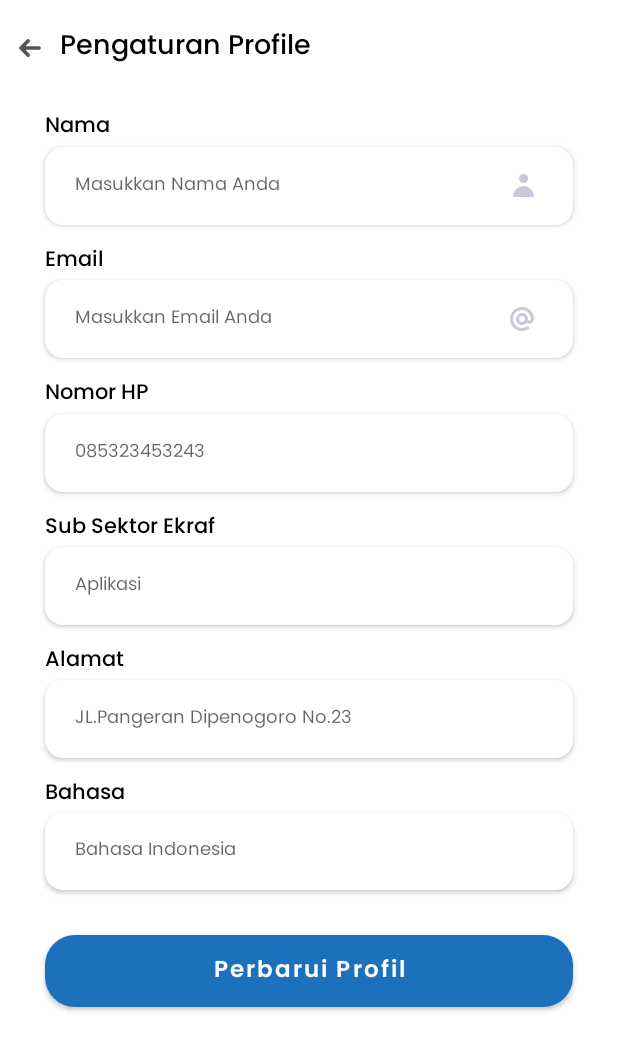
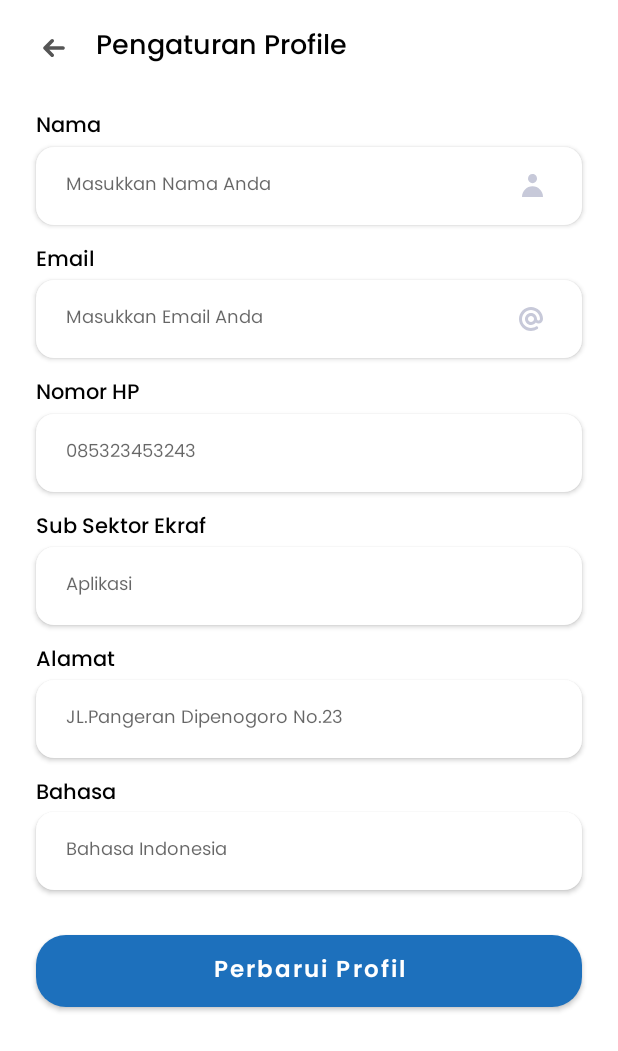
Before and after one commit to FadillahMozhaiq/EkrafMobileApp, an Android app: the fragment ProfileFragment shown on its own in the app's theme, on a phone screen of 412 x 824 dp. Shown: the top 1051 px of the screen. Run offline under Robolectric (Android 15) with nearby library versions, the phone set to English and light mode, and no system bars; our stand-ins replace sdp/ssp sizes.

Commit message:
change value profile fragment

```diff
--- a/app/src/main/res/layout/profile_fragment.xml
+++ b/app/src/main/res/layout/profile_fragment.xml
@@ -13,14 +13,13 @@
 
         <ImageButton
             android:id="@+id/back_button_login"
-            android:layout_width="wrap_content"
+            android:layout_width="0dp"
             android:layout_height="wrap_content"
+            android:layout_marginStart="16dp"
             android:layout_marginTop="16dp"
             android:backgroundTint="@color/white"
             android:contentDescription="@string/image"
             android:src="@drawable/ic_icon_back"
-            app:layout_constraintEnd_toEndOf="parent"
-            app:layout_constraintHorizontal_bias="0.0"
             app:layout_constraintStart_toStartOf="parent"
             app:layout_constraintTop_toTopOf="parent" />
 
@@ -28,6 +27,7 @@
             android:id="@+id/tv_tittle_setting_profile"
             android:layout_width="wrap_content"
             android:layout_height="wrap_content"
+            android:layout_marginStart="8dp"
             android:layout_marginTop="16dp"
             android:fontFamily="@font/poppins_medium"
             android:text="@string/pengaturan_profile"
@@ -42,7 +42,7 @@
             android:id="@+id/tv_tittle_name"
             android:layout_width="wrap_content"
             android:layout_height="wrap_content"
-            android:layout_marginStart="30dp"
+            android:layout_marginStart="24dp"
             android:layout_marginTop="@dimen/_20sdp"
             android:fontFamily="@font/poppins_medium"
             android:text="@string/title_name"
@@ -55,12 +55,12 @@
             android:id="@+id/til_name_profile"
             android:layout_width="match_parent"
             android:layout_height="52dp"
-            android:layout_marginStart="30dp"
-            android:layout_marginEnd="30dp"
+            android:layout_marginStart="24dp"
+            android:layout_marginEnd="24dp"
+            android:autofillHints="name"
             android:background="@drawable/bg_search"
             android:drawableEnd="@drawable/ic_text_field_username"
             android:elevation="2dp"
-            android:autofillHints="name"
             android:fontFamily="@font/poppins_regular"
             android:hint="@string/masukkan_nama_anda"
             android:inputType="textEmailAddress"
@@ -73,16 +73,14 @@
             app:layout_constraintHorizontal_bias="0.0"
             app:layout_constraintStart_toStartOf="parent"
             app:layout_constraintTop_toBottomOf="@id/tv_tittle_name"
-            app:layout_constraintVertical_bias="0.002">
-        </EditText>
-
+            app:layout_constraintVertical_bias="0.002"></EditText>
 
 
         <TextView
             android:id="@+id/tv_tittle_email"
             android:layout_width="wrap_content"
             android:layout_height="wrap_content"
-            android:layout_marginStart="30dp"
+            android:layout_marginStart="24dp"
             android:layout_marginTop="12dp"
             android:fontFamily="@font/poppins_medium"
             android:text="@string/title_et_email"
@@ -95,8 +93,8 @@
             android:id="@+id/til_email_profile"
             android:layout_width="match_parent"
             android:layout_height="52dp"
-            android:layout_marginStart="30dp"
-            android:layout_marginEnd="30dp"
+            android:layout_marginStart="24dp"
+            android:layout_marginEnd="24dp"
             android:autofillHints="emailAddress"
             android:background="@drawable/bg_search"
             android:drawableEnd="@drawable/ic_text_field_email"
@@ -114,25 +112,25 @@
             app:layout_constraintStart_toStartOf="parent"
             app:layout_constraintTop_toBottomOf="@id/tv_tittle_email"
             app:layout_constraintVertical_bias="0.002" />
+
         <TextView
             android:id="@+id/tv_tittle_no_hp"
-            android:layout_width="wrap_content"
+            android:layout_width="0dp"
             android:layout_height="wrap_content"
+            android:layout_marginStart="24dp"
             android:layout_marginTop="12dp"
             android:fontFamily="@font/poppins_medium"
             android:text="@string/nomor_hp"
             android:textColor="@color/black"
-            app:layout_constraintEnd_toEndOf="@+id/tv_tittle_email"
-            app:layout_constraintHorizontal_bias="0.0"
-            app:layout_constraintStart_toStartOf="@+id/tv_tittle_email"
+            app:layout_constraintStart_toStartOf="parent"
             app:layout_constraintTop_toBottomOf="@+id/til_email_profile" />
 
         <EditText
             android:id="@+id/til_no_hp"
             android:layout_width="match_parent"
             android:layout_height="52dp"
-            android:layout_marginStart="30dp"
-            android:layout_marginEnd="30dp"
+            android:layout_marginStart="24dp"
+            android:layout_marginEnd="24dp"
             android:autofillHints="phone"
             android:background="@drawable/bg_search"
             android:elevation="2dp"
@@ -152,24 +150,23 @@
 
         <TextView
             android:id="@+id/tv_tittle_subsektor_ekraf"
-            android:layout_width="wrap_content"
+            android:layout_width="0dp"
             android:layout_height="wrap_content"
+            android:layout_marginStart="24dp"
             android:layout_marginTop="12dp"
             android:fontFamily="@font/poppins_medium"
             android:text="@string/sub_sektor_ekraf"
             android:textColor="@color/black"
-            app:layout_constraintEnd_toEndOf="@+id/tv_tittle_email"
-            app:layout_constraintHorizontal_bias="0.0"
-            app:layout_constraintStart_toStartOf="@+id/tv_tittle_email"
+            app:layout_constraintStart_toStartOf="parent"
             app:layout_constraintTop_toBottomOf="@+id/til_no_hp" />
 
         <EditText
             android:id="@+id/til_subsektor_ekraf"
             android:layout_width="match_parent"
             android:layout_height="52dp"
-            android:layout_marginStart="30dp"
+            android:layout_marginStart="24dp"
+            android:layout_marginEnd="24dp"
             android:autofillHints="phone"
-            android:layout_marginEnd="30dp"
             android:background="@drawable/bg_search"
             android:elevation="2dp"
             android:fontFamily="@font/poppins_regular"
@@ -188,26 +185,25 @@
 
         <TextView
             android:id="@+id/tv_tittle_address"
-            android:layout_width="wrap_content"
+            android:layout_width="0dp"
             android:layout_height="wrap_content"
+            android:layout_marginStart="24dp"
             android:layout_marginTop="12dp"
             android:fontFamily="@font/poppins_medium"
             android:text="@string/alamat"
             android:textColor="@color/black"
-            app:layout_constraintEnd_toEndOf="@+id/tv_tittle_email"
-            app:layout_constraintHorizontal_bias="0.0"
-            app:layout_constraintStart_toStartOf="@+id/tv_tittle_email"
+            app:layout_constraintStart_toStartOf="parent"
             app:layout_constraintTop_toBottomOf="@+id/til_subsektor_ekraf" />
 
         <EditText
             android:id="@+id/til_address"
             android:layout_width="match_parent"
             android:layout_height="52dp"
-            android:layout_marginStart="30dp"
-            android:layout_marginEnd="30dp"
+            android:layout_marginStart="24dp"
+            android:layout_marginEnd="24dp"
+            android:autofillHints="postalAddress"
             android:background="@drawable/bg_search"
             android:elevation="2dp"
-            android:autofillHints="postalAddress"
             android:fontFamily="@font/poppins_regular"
             android:hint="@string/jl_pangeran_dipenogoro_no_23"
             android:inputType="textEmailAddress"
@@ -223,28 +219,26 @@
             app:layout_constraintVertical_bias="0.002" />
 
 
-
         <TextView
             android:id="@+id/tv_tittle_language"
-            android:layout_width="wrap_content"
+            android:layout_width="0dp"
             android:layout_height="wrap_content"
+            android:layout_marginStart="24dp"
             android:layout_marginTop="12dp"
             android:fontFamily="@font/poppins_medium"
             android:text="@string/bahasa"
             android:textColor="@color/black"
-            app:layout_constraintEnd_toEndOf="@+id/tv_tittle_email"
-            app:layout_constraintHorizontal_bias="0.0"
-            app:layout_constraintStart_toStartOf="@+id/tv_tittle_email"
+            app:layout_constraintStart_toStartOf="parent"
             app:layout_constraintTop_toBottomOf="@+id/til_address" />
 
         <EditText
             android:id="@+id/til_language"
             android:layout_width="match_parent"
             android:layout_height="52dp"
-            android:layout_marginStart="30dp"
-            android:layout_marginEnd="30dp"
+            android:layout_marginStart="24dp"
+            android:layout_marginEnd="24dp"
+            android:autofillHints="username"
             android:background="@drawable/bg_search"
-            android:autofillHints="username"
             android:elevation="2dp"
             android:fontFamily="@font/poppins_regular"
             android:hint="@string/bahasa_indonesia"
@@ -255,23 +249,23 @@
             android:textSize="12sp"
             app:layout_constraintBottom_toBottomOf="parent"
             app:layout_constraintEnd_toEndOf="parent"
-            app:layout_constraintHorizontal_bias="0.0"
             app:layout_constraintStart_toStartOf="parent"
             app:layout_constraintTop_toBottomOf="@id/tv_tittle_language"
             app:layout_constraintVertical_bias="0.002" />
+
         <Button
             android:id="@+id/button_update_profile"
             android:layout_width="match_parent"
             android:layout_height="match_parent"
+            android:layout_marginStart="24dp"
             android:layout_marginTop="@dimen/_23sdp"
+            android:layout_marginEnd="24dp"
             android:layout_marginBottom="@dimen/_70sdp"
             android:background="@drawable/bg_button"
             android:fontFamily="@font/poppins_semi_bold"
+            android:gravity="center"
             android:text="@string/perbarui_profil"
-            android:gravity="center"
             android:textAllCaps="false"
-            android:layout_marginStart="30dp"
-            android:layout_marginEnd="30dp"
             android:textColor="@color/white"
             android:textSize="@dimen/_12ssp"
             app:layout_constraintBottom_toBottomOf="parent"
```
